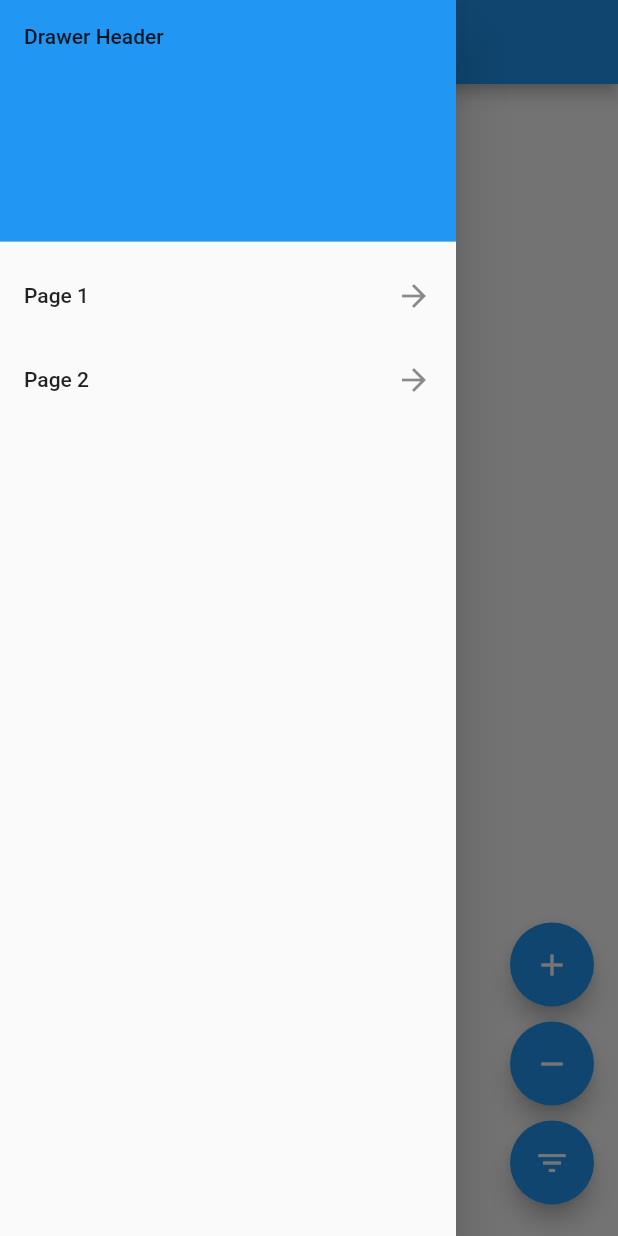
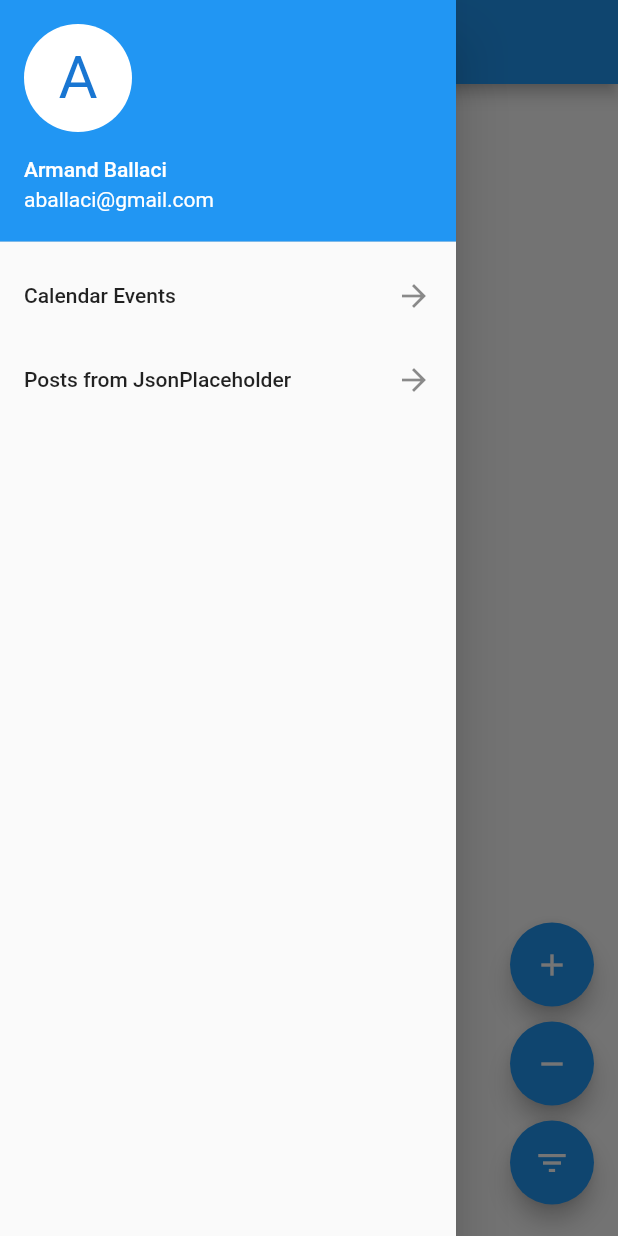
Before and after one commit to aballaci/flutter-poc, a Flutter app: the screen it shows after launch, with the side drawer open, on a phone screen of 412 x 824 dp. Run offline on Flutter 3.47's test engine with Material 2 defaults, Android fonts, the phone set to English and light mode, and no system bars; our stand-ins replace bloc, date_picker_timeline, equatable, fluro, flutter_bloc.

Commit message:
added UserAccountsDrawerHeader

```diff
--- a/lib/bloc/post_bloc.dart
+++ b/lib/bloc/post_bloc.dart
@@ -17,9 +17,7 @@ class PostBloc extends Bloc<PostEvent, PostResponse> {
       case PostEvent.load:
         {
           yield PostResponse(status: Status.loading, postList: new List(0));
-          print("loading");
           List<Post> posts = await fetchPosts();
-          print("got result: " + posts.toString());
           yield PostResponse(status: Status.loaded, postList: posts);
         }
         break;
--- a/lib/components/drawer.dart
+++ b/lib/components/drawer.dart
@@ -13,20 +13,28 @@ Drawer drawer(BuildContext context) => Drawer(
         // Important: Remove any padding from the ListView.
         padding: EdgeInsets.zero,
         children: <Widget>[
-      DrawerHeader(
-        child: Text('Drawer Header'),
-        decoration: BoxDecoration(
-          color: Colors.blue,
+          UserAccountsDrawerHeader(
+            accountName: Text("Armand Ballaci"),
+            accountEmail: Text("aballaci@gmail.com"),
+            currentAccountPicture: CircleAvatar(
+              backgroundColor: Theme.of(context).platform == TargetPlatform.iOS
+                  ? Colors.blue
+                  : Colors.white,
+              child: Text(
+                "A",
+                style: TextStyle(fontSize: 40.0),
+              ),
             ),
           ),
           ListTile(
-        title: Text('Page 1'),
+            title: Text('Calendar Events'),
             trailing: Icon(Icons.arrow_forward),
             onTap: () {
               Navigator.of(context).pop();
               Navigator.push(
                 context,
-            MaterialPageRoute(builder: (context) => BlocProvider(
+                MaterialPageRoute(
+                    builder: (context) => BlocProvider(
                           builder: (context) => EventBloc(),
                           child: Page1(),
                         )),
@@ -34,13 +42,14 @@ Drawer drawer(BuildContext context) => Drawer(
             },
           ),
           ListTile(
-        title: Text('Page 2'),
+            title: Text('Posts from JsonPlaceholder'),
             trailing: Icon(Icons.arrow_forward),
             onTap: () {
               Navigator.of(context).pop();
               Navigator.push(
                 context,
-            MaterialPageRoute(builder: (context) => BlocProvider(
+                MaterialPageRoute(
+                    builder: (context) => BlocProvider(
                           builder: (context) => PostBloc(),
                           child: Page2(),
                         )),
```
Also changed, not shown: lib/bloc/event_bloc.dart (+3 -13 lines). Lines whose indentation alone changed are shown as unchanged.
